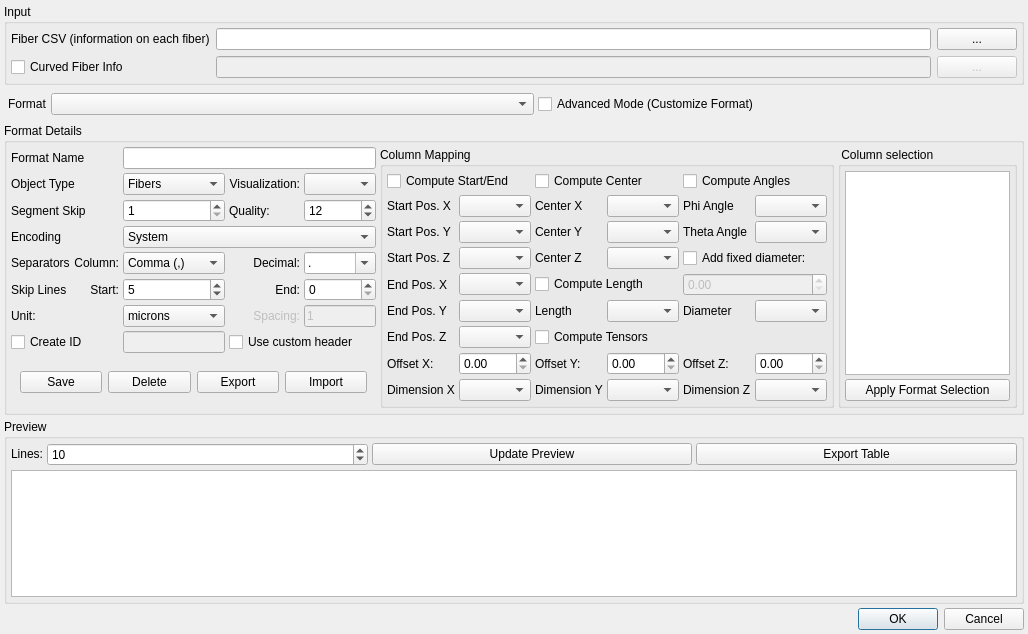
Above: modules/FeatureScout/CsvInput.ui from 3dct/open_iA before the change. Below: the same form after it.
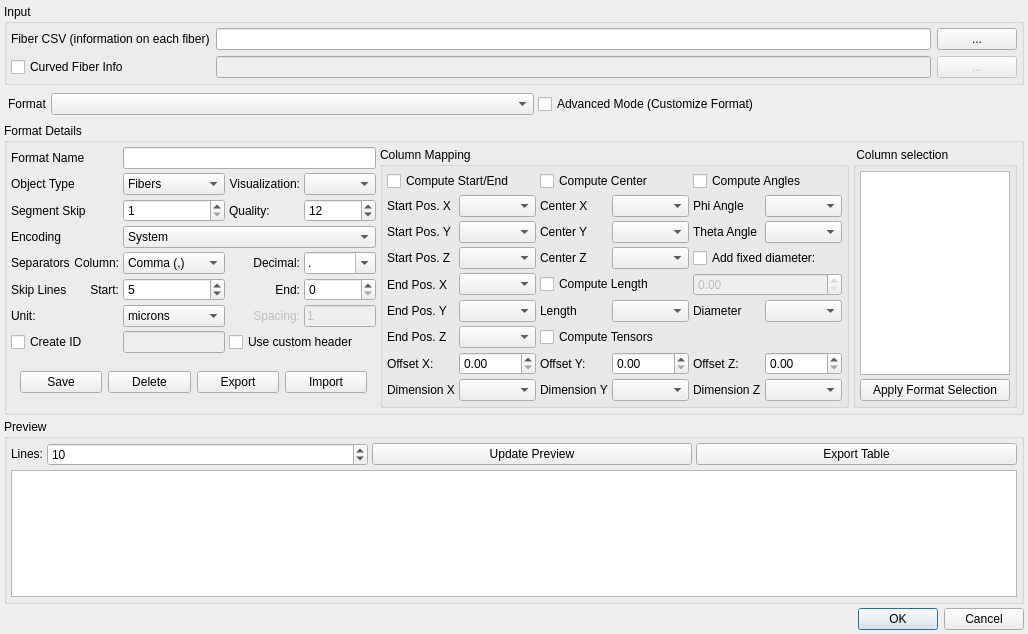
That is the form after the change.

Commit message: FeatureScout: Allow csv coordinate offsets of up to 99999 (instead of only 99)

What changed in the file:
```diff
--- a/modules/FeatureScout/CsvInput.ui
+++ b/modules/FeatureScout/CsvInput.ui
@@ -592,7 +592,11 @@
           </widget>
          </item>
          <item row="8" column="5">
-          <widget class="QDoubleSpinBox" name="sb_OfsZ"/>
+          <widget class="QDoubleSpinBox" name="sb_OfsZ">
+           <property name="maximum">
+            <double>99999.000000000000000</double>
+           </property>
+          </widget>
          </item>
          <item row="6" column="2">
           <widget class="QLabel" name="lbl_col_length">
@@ -729,7 +733,11 @@
           </widget>
          </item>
          <item row="8" column="3">
-          <widget class="QDoubleSpinBox" name="sb_OfsY"/>
+          <widget class="QDoubleSpinBox" name="sb_OfsY">
+           <property name="maximum">
+            <double>99999.000000000000000</double>
+           </property>
+          </widget>
          </item>
          <item row="6" column="1">
           <widget class="QComboBox" name="cmbbox_col_PosEndY"/>
@@ -738,7 +746,11 @@
           <widget class="QComboBox" name="cmbbox_col_PosEndX"/>
          </item>
          <item row="8" column="1">
-          <widget class="QDoubleSpinBox" name="sb_OfsX"/>
+          <widget class="QDoubleSpinBox" name="sb_OfsX">
+           <property name="maximum">
+            <double>99999.000000000000000</double>
+           </property>
+          </widget>
          </item>
          <item row="0" column="4" colspan="2">
           <widget class="QCheckBox" name="cb_ComputeAngles">
```
